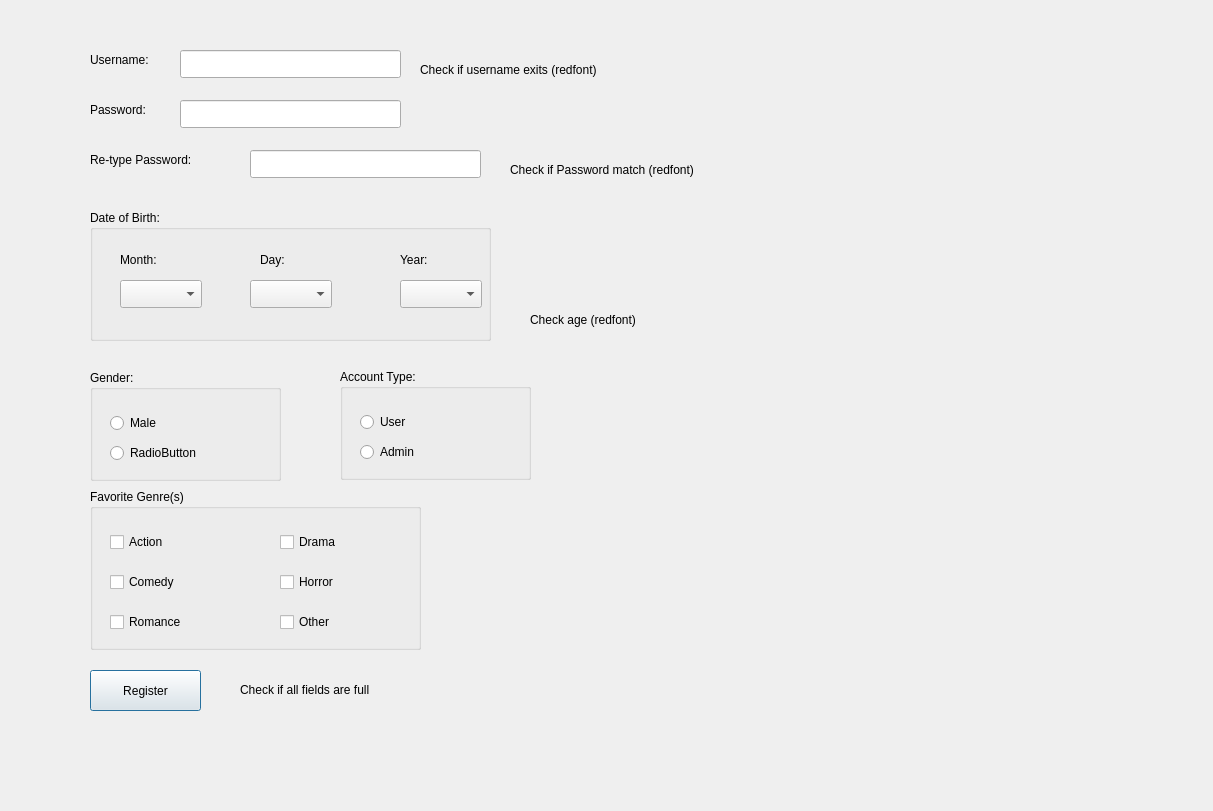
First picture: the form in CinemaProject/registerwindow.ui, repository yomnahisham/QT-Lab-Assignment1, before the edit.
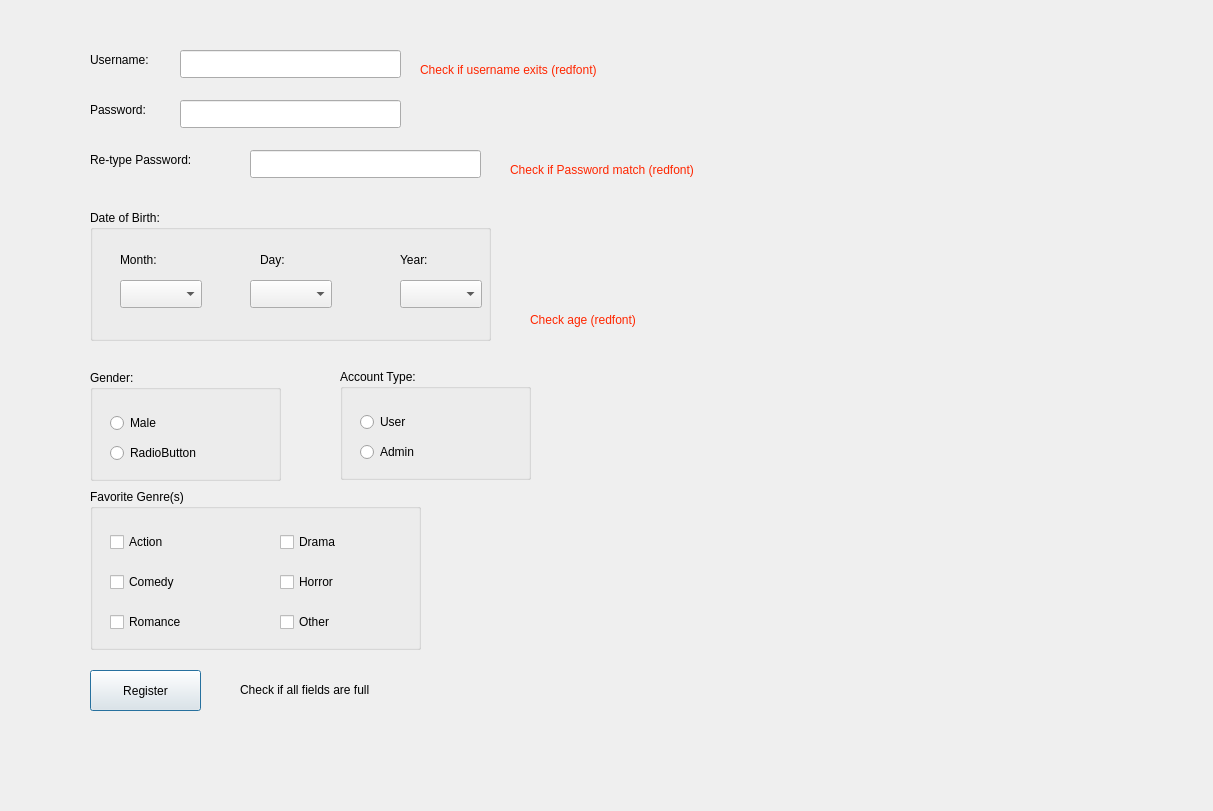
Second picture: the form after the edit.

The edit to the form file:
```diff
--- a/CinemaProject/registerwindow.ui
+++ b/CinemaProject/registerwindow.ui
@@ -46,7 +46,7 @@
     </rect>
    </property>
    <property name="text">
-    <string>Check if username exits (redfont)</string>
+    <string>&lt;html&gt;&lt;head/&gt;&lt;body&gt;&lt;p&gt;&lt;span style=&quot; color:#ff2600;&quot;&gt;Check if username exits (redfont)&lt;/span&gt;&lt;/p&gt;&lt;/body&gt;&lt;/html&gt;</string>
    </property>
   </widget>
   <widget class="QLineEdit" name="PassLineEdit">
@@ -105,7 +105,7 @@
     </rect>
    </property>
    <property name="text">
-    <string>Check if Password match (redfont)</string>
+    <string>&lt;html&gt;&lt;head/&gt;&lt;body&gt;&lt;p&gt;&lt;span style=&quot; color:#ff2600;&quot;&gt;Check if Password match (redfont)&lt;/span&gt;&lt;/p&gt;&lt;/body&gt;&lt;/html&gt;</string>
    </property>
   </widget>
   <widget class="QGroupBox" name="BirthdayBox">
@@ -200,7 +200,7 @@
     </rect>
    </property>
    <property name="text">
-    <string>Check age (redfont)</string>
+    <string>&lt;html&gt;&lt;head/&gt;&lt;body&gt;&lt;p&gt;&lt;span style=&quot; color:#ff2600;&quot;&gt;Check age (redfont)&lt;/span&gt;&lt;/p&gt;&lt;/body&gt;&lt;/html&gt;</string>
    </property>
   </widget>
   <widget class="QGroupBox" name="GenderGroupBox">
```
Left out of the diff: 2 changed lines with no effect on the pictures.
